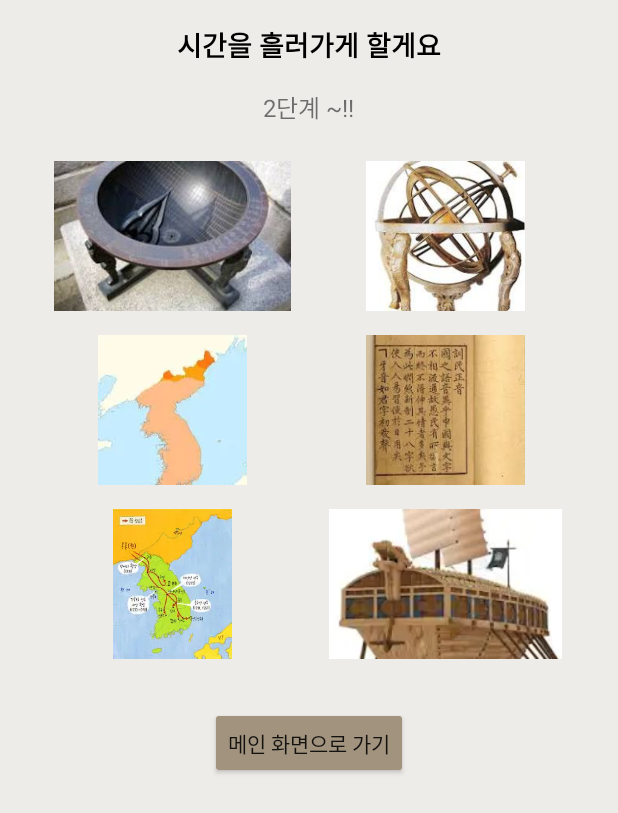
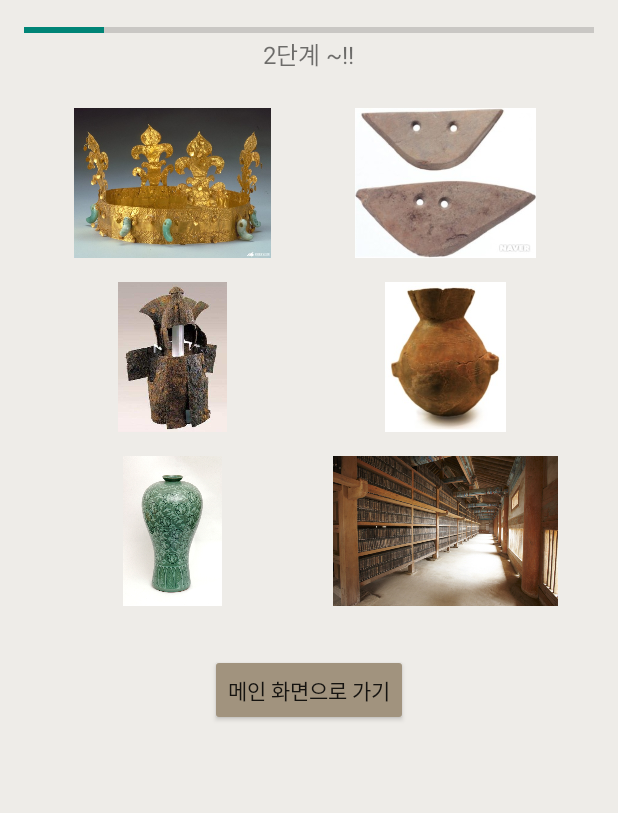
Before and after one commit to mschoi0411/android_team, an Android app: the Stage2Activity screen opened directly, with no data from a screen before it, on a phone screen of 412 x 824 dp. Shown: the top 813 px of the screen. Run offline under Robolectric (Android 15) with nearby library versions, the phone set to English and light mode, and no system bars.

Commit message:
collaborate2

```diff
--- a/app/src/main/java/com/example/projectsample/QuizMain.java
+++ b/app/src/main/java/com/example/projectsample/QuizMain.java
@@ -41,6 +41,12 @@ public class QuizMain extends AppCompatActivity {
             startActivity(intent);
         });
 
+        Button startStage5 = findViewById(R.id.quiz_start_stage5);
+        startStage5.setOnClickListener(v -> {
+            Intent intent = new Intent(QuizMain.this, MainActivity.class);
+            startActivity(intent);
+        });
+
 
         }
 
--- a/app/src/main/java/com/example/projectsample/Stage2Activity.java
+++ b/app/src/main/java/com/example/projectsample/Stage2Activity.java
@@ -10,13 +10,14 @@ import androidx.appcompat.app.AppCompatActivity;
 import java.util.ArrayList;
 import java.util.Collections;
 import java.util.List;
+import android.widget.ProgressBar;
 
 public class Stage2Activity extends AppCompatActivity {
 
     private static final int[] CARD_IMAGES = {
-            R.drawable.josan1, R.drawable.josan4,
-            R.drawable.josan2, R.drawable.josan5,
-            R.drawable.josan3, R.drawable.korea4
+            R.drawable.iron, R.drawable.goldencrown,
+            R.drawable.pottery, R.drawable.stoneblade,
+            R.drawable.korea2, R.drawable.korea3
     };
 
     private ImageView firstCard = null;
@@ -25,6 +26,11 @@ public class Stage2Activity extends AppCompatActivity {
     private int secondCardImage = 0;
     private boolean isFlipping = false;
     private int matchedPairs = 0;
+    private ProgressBar timeProgressBar;
+    private Handler handler = new Handler();
+    private int progress = 0;
+    private static final int TIME_LIMIT = 100;
+    private boolean isGameComplete = false; // 게임 완료 상태 확인
 
     @Override
     protected void onCreate(Bundle savedInstanceState) {
@@ -41,8 +47,35 @@ public class Stage2Activity extends AppCompatActivity {
             finish(); // Stage2Activity 종료
         });
 
+        timeProgressBar = findViewById(R.id.timeProgressBar2);
 
+        // ProgressBar 업데이트 (1초마다 실행)
+        handler.postDelayed(new Runnable() {
+            @Override
+            public void run() {
+                if (progress < TIME_LIMIT && !isGameComplete) { // 게임 완료되지 않은 경우만 실행
+                    progress++;
+                    timeProgressBar.setProgress(progress);
+                    handler.postDelayed(this, 200); // 100ms마다 실행
+                } else if (!isGameComplete) { // 시간 초과 시 처리
+                    timeOut();
+                }
+            }
+        }, 100);
     }
+
+    private void timeOut() {
+        if (isGameComplete) return; // 게임이 완료된 경우 시간 초과 처리 무시
+
+        // 시간 초과 메시지와 화면 이동
+        Toast.makeText(this, "아쉽네요~! 공부를 더 하고 와요~!", Toast.LENGTH_SHORT).show();
+        new Handler().postDelayed(() -> {
+            Intent intent = new Intent(Stage2Activity.this, QuizMain.class);
+            startActivity(intent);
+            finish(); // Stage1Activity 종료
+        }, 2000); // 2초 대기 후 이동
+    }
+
 
     private void setupCards() {
         int[] cardIds = {
@@ -100,12 +133,12 @@ public class Stage2Activity extends AppCompatActivity {
         isFlipping = true;
 
         new Handler().postDelayed(() -> {
-            if (firstCardImage == R.drawable.josan1 && secondCardImage == R.drawable.josan4 ||
-                    firstCardImage == R.drawable.josan4 && secondCardImage == R.drawable.josan1 ||
-                    firstCardImage == R.drawable.josan2 && secondCardImage == R.drawable.josan5 ||
-                    firstCardImage == R.drawable.josan5 && secondCardImage == R.drawable.josan2 ||
-                    firstCardImage == R.drawable.josan3 && secondCardImage == R.drawable.korea4 ||
-                    firstCardImage == R.drawable.korea4 && secondCardImage == R.drawable.josan3) {
+            if (firstCardImage == R.drawable.iron && secondCardImage == R.drawable.goldencrown ||
+                    firstCardImage == R.drawable.goldencrown && secondCardImage == R.drawable.iron ||
+                    firstCardImage == R.drawable.pottery && secondCardImage == R.drawable.stoneblade ||
+                    firstCardImage == R.drawable.stoneblade && secondCardImage == R.drawable.pottery ||
+                    firstCardImage == R.drawable.korea2 && secondCardImage == R.drawable.korea3 ||
+                    firstCardImage == R.drawable.korea3 && secondCardImage == R.drawable.korea2) {
 
                 Toast.makeText(this, "짝이 맞았습니다!", Toast.LENGTH_SHORT).show();
                 firstCard.setEnabled(false);
@@ -113,6 +146,7 @@ public class Stage2Activity extends AppCompatActivity {
                 matchedPairs++;
 
                 if (matchedPairs == CARD_IMAGES.length / 2) {
+                    isGameComplete = true; // 게임 완료 상태 설정
                     Toast.makeText(this, "2단계를 성공했습니다!", Toast.LENGTH_SHORT).show();
 
                     new Handler().postDelayed(() -> {
--- a/app/src/main/res/layout/activity_stage2.xml
+++ b/app/src/main/res/layout/activity_stage2.xml
@@ -10,16 +10,15 @@
         android:orientation="vertical"
         android:padding="16dp">
 
-        <TextView
-            android:id="@+id/timer_text"
-            android:layout_width="wrap_content"
-            android:layout_height="wrap_content"
-            android:text="시간을 흘러가게 할게요"
-            android:textColor="#000"
-            android:textSize="18sp"
-            android:textStyle="bold"
-            android:layout_gravity="center"
-            android:paddingBottom="16dp" />
+        <!-- 타이머 텍스트 -->
+        <ProgressBar
+            android:id="@+id/timeProgressBar2"
+            style="?android:attr/progressBarStyleHorizontal"
+            android:layout_width="match_parent"
+            android:layout_height="8dp"
+            android:progress="0"
+            android:max="100"
+            android:layout_alignParentTop="true" />
 
         <TextView
             android:layout_width="wrap_content"
--- a/app/src/main/res/layout/gojoseon.xml
+++ b/app/src/main/res/layout/gojoseon.xml
@@ -59,7 +59,7 @@
                     android:layout_width="150dp"
                     android:layout_height="150dp"
                     android:gravity="center"
-                    android:src="@drawable/egg" />
+                    android:src="@drawable/gojoseon" />
 
                 <TextView
                     android:layout_width="match_parent"
@@ -83,7 +83,7 @@
                         android:layout_height="150dp"
                         android:layout_marginEnd="4dp"
                         android:layout_weight="1"
-                        android:src="@drawable/iron" />
+                        android:src="@drawable/pottery" />
 
                     <ImageView
                         android:id="@+id/dagger"
@@ -91,7 +91,7 @@
                         android:layout_height="150dp"
                         android:layout_marginStart="4dp"
                         android:layout_weight="1"
-                        android:src="@drawable/seven" />
+                        android:src="@drawable/stoneblade" />
                 </LinearLayout>
 
                 <TextView
```
Also changed, not shown: app/src/main/java/com/example/projectsample/Stage1Activity.java (+42 -6 lines), app/src/main/java/com/example/projectsample/Stage3Activity.java (+47 -12 lines), app/src/main/java/com/example/projectsample/activity_shortanswer.java (+3 -12 lines), app/src/main/res/layout/activity_shortanswer.xml (+15 -3 lines), app/src/main/res/layout/activity_stage1.xml (+8 -10 lines), app/src/main/res/layout/activity_stage3.xml (+9 -10 lines), app/src/main/res/layout/quizmain.xml (+11 -1 lines), app/src/main/res/drawable-v24/gojoseon.png (added), app/src/main/res/drawable-v24/pottery.jpg (added), app/src/main/res/drawable-v24/stoneblade.jpg (added).
